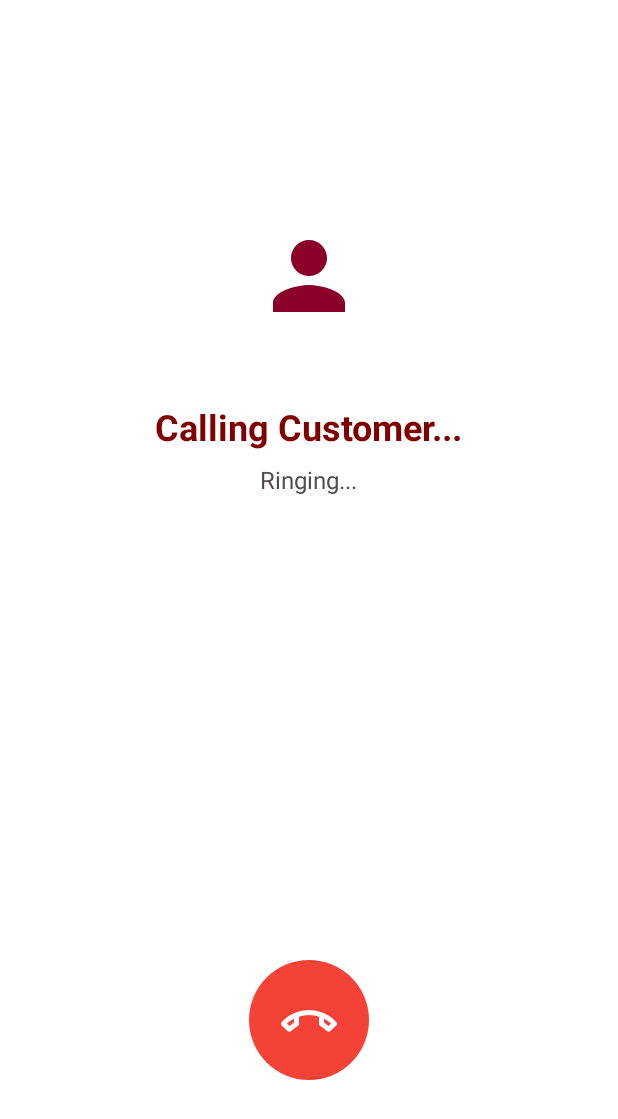
After one commit to emaadi-source/Auto-Care-MobileApp, an Android app: the ProviderOutgoingCallActivity screen opened directly, with no data from a screen before it, on a phone screen of 412 x 824 dp. The commit adds this screen. Shown: the top 1119 px of the screen. Run offline under Robolectric (Android 15) with nearby library versions, the phone set to English and light mode, and no system bars; 2 statements that could not run were skipped.

Commit message:
added the call functionality

```diff
--- a/app/src/main/java/com/haris/semesterproject/network/RetrofitClient.kt
+++ b/app/src/main/java/com/haris/semesterproject/network/RetrofitClient.kt
@@ -9,7 +9,7 @@ import retrofit2.converter.gson.GsonConverterFactory
 object RetrofitClient {
 
     // IMPORTANT: REPLACE THIS URL DEPENDING ON WHERE YOU RUN THE APP
-    const val BASE_URL = "http://192.168.137.1/semester_api/"
+    const val BASE_URL = "http://192.168.1.10/semester_api/"
 
     val retrofit by lazy {
         val logging = HttpLoggingInterceptor().apply { level = HttpLoggingInterceptor.Level.BODY }
--- a/app/src/main/java/com/haris/semesterproject/provider/data/BookingDetails.kt
+++ b/app/src/main/java/com/haris/semesterproject/provider/data/BookingDetails.kt
@@ -4,6 +4,7 @@ import java.io.Serializable
 
 data class BookingDetails(
     val id: Int,
+    val customer_id: Int,
     val booking_date: String,
     val total: String,
     var status: String, // Changed to 'var' so we can update it locally
--- a/app/src/main/java/com/haris/semesterproject/provider/ui/BookingDetailActivity.kt
+++ b/app/src/main/java/com/haris/semesterproject/provider/ui/BookingDetailActivity.kt
@@ -40,8 +40,9 @@ class BookingDetailActivity : AppCompatActivity() {
         binding.btnBack.setOnClickListener { finish() }
 
         binding.btnCallCustomer.setOnClickListener {
-            val intent = Intent(Intent.ACTION_DIAL)
-            intent.data = Uri.parse("tel:${booking?.customer_phone}")
+            val intent = Intent(this, ProviderChatActivity::class.java) // OR OutgoingCallActivity
+            intent.putExtra("customer_id", booking?.customer_id) // Ensure this field exists in BookingDetails
+            intent.putExtra("customer_name", booking?.customer_name)
             startActivity(intent)
         }
 
--- /dev/null
+++ b/app/src/main/java/com/haris/semesterproject/provider/ui/ProviderOutgoingCallActivity.kt
@@ -0,0 +1,172 @@
+package com.haris.semesterproject.provider.ui
+
+import android.content.Intent
+import android.os.Bundle
+import android.os.Handler
+import android.os.Looper
+import android.util.Log
+import android.widget.ImageView
+import android.widget.TextView
+import android.widget.Toast
+import androidx.appcompat.app.AppCompatActivity
+import com.haris.semesterproject.R
+import com.haris.semesterproject.network.Api
+import com.haris.semesterproject.network.RetrofitClient
+import retrofit2.Call
+import retrofit2.Callback
+import retrofit2.Response
+import java.util.*
+
+class ProviderOutgoingCallActivity : AppCompatActivity() {
+
+    private lateinit var tvCalleeName: TextView
+    private lateinit var btnCancelCall: ImageView
+
+    private var receiverId: String? = null
+    private var currentUserId: String = ""
+    private var receiverName: String = "Customer"
+    private var callIdFromServer: Int? = null
+
+    private val handler = Handler(Looper.getMainLooper())
+    private val pollDelay = 1500L // Check status every 1.5 seconds
+
+    private lateinit var api: Api
+
+    private val pollRunnable = object : Runnable {
+        override fun run() {
+            pollCallStatus()
+            handler.postDelayed(this, pollDelay)
+        }
+    }
+
+    override fun onCreate(savedInstanceState: Bundle?) {
+        super.onCreate(savedInstanceState)
+        setContentView(R.layout.activity_provider_outgoing_call) // Ensure this XML exists
+
+        tvCalleeName = findViewById(R.id.tvCalleeName)
+        btnCancelCall = findViewById(R.id.btnCancelCall)
+
+        // Get data passed from Chat or Booking Details
+        receiverId = intent.getStringExtra("receiverId")
+        currentUserId = intent.getStringExtra("current_user_id").toString()
+        receiverName = intent.getStringExtra("receiver_name") ?: "Customer"
+
+        // Set the name of the person we are calling
+        tvCalleeName.text = "Calling $receiverName..."
+
+        api = RetrofitClient.retrofit.create(Api::class.java)
+
+        if (currentUserId.isEmpty() || receiverId.isNullOrEmpty()) {
+            Toast.makeText(this, "Error: Missing user info", Toast.LENGTH_SHORT).show()
+            finish()
+            return
+        }
+
+        btnCancelCall.setOnClickListener { cancelCall() }
+
+        createCallOnServer()
+    }
+
+    private fun createCallOnServer() {
+        api.createCall(
+            callerId = currentUserId,
+            receiverId = receiverId!!
+        ).enqueue(object : Callback<Api.CallResponse> {
+            override fun onResponse(call: Call<Api.CallResponse>, response: Response<Api.CallResponse>) {
+                if (response.isSuccessful && response.body()?.success == true) {
+                    callIdFromServer = response.body()?.call?.id
+                    Log.d("PROVIDER_CALL", "Call created with ID: $callIdFromServer")
+                    // Start checking if they accepted
+                    handler.post(pollRunnable)
+                } else {
+                    Toast.makeText(this@ProviderOutgoingCallActivity, "Failed to connect call", Toast.LENGTH_SHORT).show()
+                    finish()
+                }
+            }
+
+            override fun onFailure(call: Call<Api.CallResponse>, t: Throwable) {
+                Log.e("PROVIDER_CALL", "Create call error: ${t.message}")
+                Toast.makeText(this@ProviderOutgoingCallActivity, "Network error", Toast.LENGTH_SHORT).show()
+                finish()
+            }
+        })
+    }
+
+    private fun pollCallStatus() {
+        callIdFromServer?.let { callId ->
+            api.getCallStatus(callId = callId)
+                .enqueue(object : Callback<Api.CallStatusResponse> {
+                    override fun onResponse(
+                        call: Call<Api.CallStatusResponse>,
+                        response: Response<Api.CallStatusResponse>
+                    ) {
+                        val body = response.body()
+                        if (!response.isSuccessful || body?.success != true || body.call == null) return
+
+                        val status = body.call.status ?: "ringing"
+                        Log.d("PROVIDER_CALL", "Polled status: $status")
+
+                        when (status.lowercase(Locale.getDefault())) {
+                            "active" -> {
+                                // Customer Accepted!
+                                handler.removeCallbacks(pollRunnable)
+                                goToCallScreen()
+                            }
+                            "ended", "rejected" -> {
+                                // Customer Declined
+                                handler.removeCallbacks(pollRunnable)
+                                Toast.makeText(this@ProviderOutgoingCallActivity, "Call ended", Toast.LENGTH_SHORT).show()
+                                finish()
+                            }
+                        }
+                    }
+
+                    override fun onFailure(call: Call<Api.CallStatusResponse>, t: Throwable) {
+                        Log.e("PROVIDER_CALL", "Poll error: ${t.message}")
+                    }
+                })
+        }
+    }
+
+    private fun goToCallScreen() {
+        // Navigate to the actual Provider Call Screen
+        val intent = Intent(this, ProviderCallActivity::class.java).apply {
+            putExtra("callId", callIdFromServer)
+            putExtra("callerId", currentUserId)
+            putExtra("receiverId", receiverId)
+            putExtra("isIncoming", false)
+        }
+        startActivity(intent)
+        finish()
+    }
+
+    private fun cancelCall() {
+        // If the provider hangs up before the customer answers
+        callIdFromServer?.let { _ ->
+            api.updateCallStatus(
+                action = "update",
+                callId = currentUserId, // Using caller_id key as per your backend logic
+                status = "ended"
+            ).enqueue(object : Callback<Api.CallResponse> {
+                override fun onResponse(call: Call<Api.CallResponse>, response: Response<Api.CallResponse>) {
+                    handler.removeCallbacks(pollRunnable)
+                    Toast.makeText(this@ProviderOutgoingCallActivity, "Call cancelled", Toast.LENGTH_SHORT).show()
+                    finish()
+                }
+
+                override fun onFailure(call: Call<Api.CallResponse>, t: Throwable) {
+                    handler.removeCallbacks(pollRunnable)
+                    finish()
+                }
+            })
+        } ?: run {
+            handler.removeCallbacks(pollRunnable)
+            finish()
+        }
+    }
+
+    override fun onDestroy() {
+        super.onDestroy()
+        handler.removeCallbacks(pollRunnable)
+    }
+}
--- /dev/null
+++ b/app/src/main/res/drawable/bg_bubble_customer.xml
@@ -0,0 +1,4 @@
+<shape xmlns:android="http://schemas.android.com/apk/res/android">
+    <solid android:color="#E0E0E0"/>
+    <corners android:radius="16dp" android:bottomLeftRadius="0dp"/>
+</shape>
--- /dev/null
+++ b/app/src/main/res/drawable/bg_bubble_provider.xml
@@ -0,0 +1,4 @@
+<shape xmlns:android="http://schemas.android.com/apk/res/android">
+    <solid android:color="#800000"/>
+    <corners android:radius="16dp" android:bottomRightRadius="0dp"/>
+</shape>
--- /dev/null
+++ b/app/src/main/res/drawable/bg_circle_red.xml
@@ -0,0 +1,3 @@
+<?xml version="1.0" encoding="utf-8"?>
+<shape xmlns:android="http://schemas.android.com/apk/res/android" android:shape="oval">
+    <solid android:color="#F44336"/> </shape>
--- /dev/null
+++ b/app/src/main/res/drawable/bg_circle_white_transparent.xml
@@ -0,0 +1,3 @@
+<?xml version="1.0" encoding="utf-8"?>
+<shape xmlns:android="http://schemas.android.com/apk/res/android" android:shape="oval">
+    <solid android:color="#33FFFFFF"/> </shape>
--- /dev/null
+++ b/app/src/main/res/drawable/ic_call_end.xml
@@ -0,0 +1,9 @@
+<vector xmlns:android="http://schemas.android.com/apk/res/android"
+    android:width="24dp"
+    android:height="24dp"
+    android:viewportWidth="960"
+    android:viewportHeight="960">
+  <path
+      android:pathData="m136,656 l-92,-90q-12,-12 -12,-28t12,-28q88,-95 203,-142.5T480,320q118,0 232.5,47.5T916,510q12,12 12,28t-12,28l-92,90q-11,11 -25.5,12t-26.5,-8l-116,-88q-8,-6 -12,-14t-4,-18v-114q-38,-12 -78,-19t-82,-7q-42,0 -82,7t-78,19v114q0,10 -4,18t-12,14l-116,88q-12,9 -26.5,8T136,656ZM240,458q-29,15 -56,34.5T128,536l40,40 72,-56v-62ZM720,460v60l72,56 40,-38q-29,-26 -56,-45t-56,-33ZM240,458ZM720,460Z"
+      android:fillColor="#FFFFFF"/>
+</vector>
--- a/app/src/main/res/layout/activity_booking_detail.xml
+++ b/app/src/main/res/layout/activity_booking_detail.xml
@@ -225,7 +225,7 @@
                         android:layout_width="match_parent"
                         android:layout_height="wrap_content"
                         android:layout_marginTop="16dp"
-                        android:text="Call Customer"
+                        android:text="Contact Customer"
                         android:textColor="@color/black"
                         app:icon="@drawable/ic_phone_outline"
                         app:iconTint="@color/black" />
--- /dev/null
+++ b/app/src/main/res/layout/activity_provider_outgoing_call.xml
@@ -0,0 +1,55 @@
+<?xml version="1.0" encoding="utf-8"?>
+<RelativeLayout xmlns:android="http://schemas.android.com/apk/res/android"
+    xmlns:app="http://schemas.android.com/apk/res-auto"
+    android:id="@+id/main"
+    android:layout_width="match_parent"
+    android:layout_height="match_parent"
+    android:background="@color/white"
+    android:padding="24dp">
+
+    <ImageView
+        android:id="@+id/ivProfile"
+        android:layout_width="120dp"
+        android:layout_height="120dp"
+        android:src="@drawable/ic_profile"
+        android:background="@drawable/bg_circle_white_transparent"
+        android:padding="24dp"
+        android:layout_centerHorizontal="true"
+        android:layout_marginTop="100dp"/>
+
+    <TextView
+        android:id="@+id/tvCalleeName"
+        android:layout_width="wrap_content"
+        android:layout_height="wrap_content"
+        android:layout_below="@id/ivProfile"
+        android:layout_centerHorizontal="true"
+        android:layout_marginTop="24dp"
+        android:text="Calling Customer..."
+        android:textSize="24sp"
+        android:textStyle="bold"
+        android:textColor="@color/app_color" />
+
+    <TextView
+        android:id="@+id/tvCallStatus"
+        android:layout_width="wrap_content"
+        android:layout_height="wrap_content"
+        android:layout_below="@id/tvCalleeName"
+        android:layout_centerHorizontal="true"
+        android:layout_marginTop="8dp"
+        android:text="Ringing..."
+        android:textSize="16sp"
+        android:textColor="#534C4C" />
+
+    <ImageView
+        android:id="@+id/btnCancelCall"
+        android:layout_width="80dp"
+        android:layout_height="80dp"
+        android:layout_centerHorizontal="true"
+        android:layout_alignParentBottom="true"
+        android:layout_marginBottom="80dp"
+        android:background="@drawable/bg_circle_red"
+        android:padding="20dp"
+        android:src="@drawable/ic_call_end"
+        app:tint="@color/white" />
+
+</RelativeLayout>
```
Also changed, not shown: app/src/main/AndroidManifest.xml (+7 -0 lines), app/src/main/java/com/haris/semesterproject/provider/adapter/ProviderMessageAdapter.kt (added, +47 -0 lines), app/src/main/java/com/haris/semesterproject/provider/ui/ProviderCallActivity.kt (added, +67 -0 lines), app/src/main/java/com/haris/semesterproject/provider/ui/ProviderChatActivity.kt (added, +145 -0 lines), app/src/main/res/layout/activity_incoming_call.xml (+7 -6 lines), app/src/main/res/layout/activity_provider_call.xml (added, +49 -0 lines), app/src/main/res/layout/activity_provider_chat.xml (added, +84 -0 lines).
